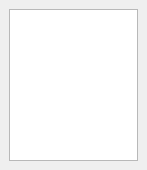
Qt form gui/widgets/RenderConfigWidget.ui (kateyy/geohazardvis) before a commit.
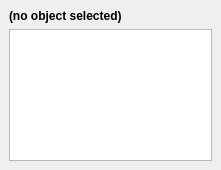
The same form after that commit. Custom widgets are drawn as their Qt base class.

Patch:
```diff
--- a/gui/widgets/RenderConfigWidget.ui
+++ b/gui/widgets/RenderConfigWidget.ui
@@ -6,7 +6,7 @@
    <rect>
     <x>0</x>
     <y>0</y>
-    <width>147</width>
+    <width>221</width>
     <height>170</height>
    </rect>
   </property>
@@ -15,6 +15,19 @@
   </property>
   <widget class="QWidget" name="content">
    <layout class="QVBoxLayout" name="mainLayout">
+    <item>
+     <widget class="QLabel" name="relatedDataObject">
+      <property name="font">
+       <font>
+        <weight>75</weight>
+        <bold>true</bold>
+       </font>
+      </property>
+      <property name="text">
+       <string>(no object selected)</string>
+      </property>
+     </widget>
+    </item>
     <item>
      <widget class="propertyguizeug::PropertyBrowser" name="propertyBrowser"/>
     </item>
```
Left out of the diff: 2 changed lines with no effect on the pictures.
